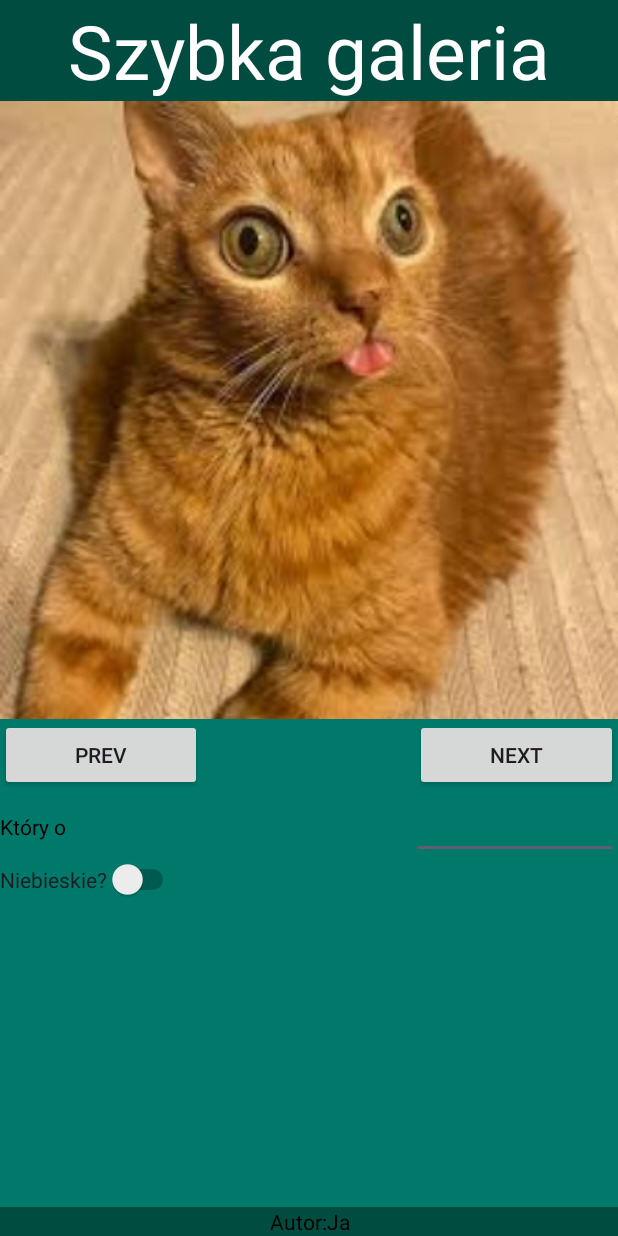
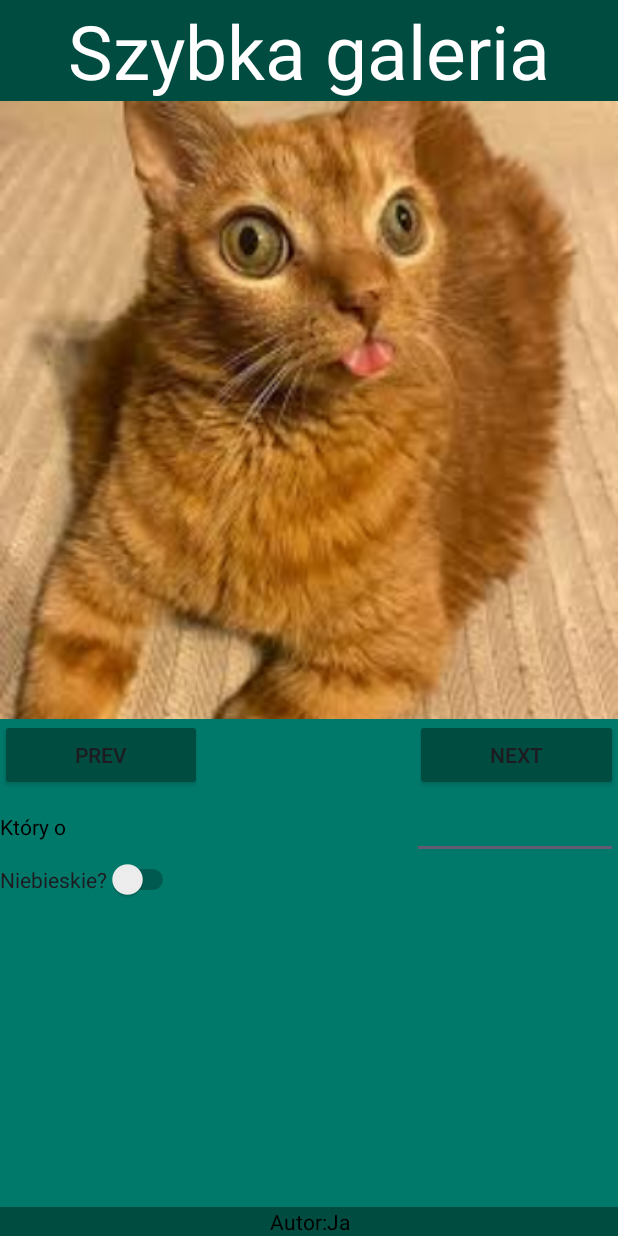
Before and after one commit to blopixd/galeria, an Android app: the screen it shows after launch (MainActivity), on a phone screen of 412 x 824 dp. Run offline under Robolectric (Android 15) with nearby library versions, the phone set to English and light mode, and no system bars.

Commit message:
jednak bardziej finałowy projekt

```diff
--- a/app/src/main/res/layout/activity_main.xml
+++ b/app/src/main/res/layout/activity_main.xml
@@ -38,7 +38,8 @@
             android:layout_width="wrap_content"
             android:layout_height="wrap_content"
             android:layout_weight="1"
-            android:text="PREV" />
+            android:text="PREV"
+            android:backgroundTint="#004C40"/>
 
         <TextView
             android:id="@+id/textView2"
@@ -51,7 +52,8 @@
             android:layout_width="wrap_content"
             android:layout_height="wrap_content"
             android:layout_weight="1"
-            android:text="NEXT" />
+            android:text="NEXT"
+            android:backgroundTint="#004C40"/>
     </LinearLayout>
 
     <LinearLayout
@@ -79,7 +81,7 @@
             android:layout_height="wrap_content"
             android:layout_weight="1"
             android:ems="10"
-            android:inputType="text" />
+            android:inputType="number" />
     </LinearLayout>
 
     <Switch
```
Also changed, not shown: app/src/main/java/com/example/galarteia/MainActivity.java (+4 -8 lines).
